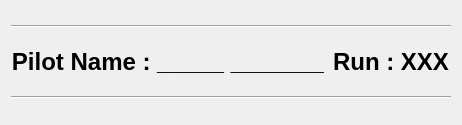
jomarin38/F3FChrono, file F3FChrono/uichronotest/WTop.ui: the form before one commit.
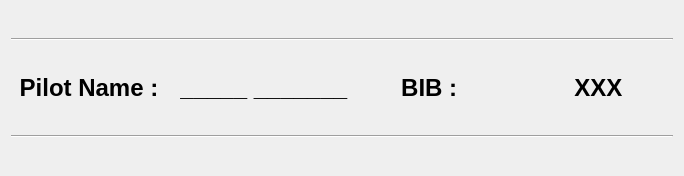
The form after the commit.

Commit message: Now able to load data in pilot widget

Diff of the .ui file:
```diff
--- a/F3FChrono/uichronotest/WTop.ui
+++ b/F3FChrono/uichronotest/WTop.ui
@@ -6,8 +6,8 @@
    <rect>
     <x>0</x>
     <y>0</y>
-    <width>462</width>
-    <height>125</height>
+    <width>684</width>
+    <height>176</height>
    </rect>
   </property>
   <property name="sizePolicy">
@@ -19,68 +19,118 @@
   <property name="windowTitle">
    <string>Form</string>
   </property>
-  <layout class="QGridLayout" name="gridLayout">
-   <item row="1" column="1">
-    <widget class="QLabel" name="RaceInfo">
-     <property name="sizePolicy">
-      <sizepolicy hsizetype="Preferred" vsizetype="Fixed">
-       <horstretch>0</horstretch>
-       <verstretch>0</verstretch>
-      </sizepolicy>
-     </property>
-     <property name="font">
-      <font>
-       <pointsize>18</pointsize>
-       <weight>75</weight>
-       <bold>true</bold>
-      </font>
-     </property>
-     <property name="text">
-      <string>Run : XXX</string>
-     </property>
-     <property name="alignment">
-      <set>Qt::AlignCenter</set>
-     </property>
-    </widget>
-   </item>
-   <item row="1" column="0">
-    <widget class="QLabel" name="PilotName">
-     <property name="sizePolicy">
-      <sizepolicy hsizetype="Preferred" vsizetype="Fixed">
-       <horstretch>0</horstretch>
-       <verstretch>0</verstretch>
-      </sizepolicy>
-     </property>
-     <property name="font">
-      <font>
-       <pointsize>18</pointsize>
-       <weight>75</weight>
-       <bold>true</bold>
-      </font>
-     </property>
-     <property name="text">
-      <string>Pilot Name : _____ _______</string>
-     </property>
-     <property name="alignment">
-      <set>Qt::AlignCenter</set>
-     </property>
-    </widget>
-   </item>
-   <item row="2" column="0" colspan="2">
-    <widget class="Line" name="line_2">
-     <property name="sizePolicy">
-      <sizepolicy hsizetype="Minimum" vsizetype="Fixed">
-       <horstretch>0</horstretch>
-       <verstretch>0</verstretch>
-      </sizepolicy>
-     </property>
+  <layout class="QVBoxLayout" name="verticalLayout">
+   <item>
+    <widget class="Line" name="line">
      <property name="orientation">
       <enum>Qt::Horizontal</enum>
      </property>
     </widget>
    </item>
-   <item row="0" column="0" colspan="2">
-    <widget class="Line" name="line">
+   <item>
+    <layout class="QHBoxLayout" name="horizontalLayout">
+     <item>
+      <widget class="QLabel" name="pilotNameLabel">
+       <property name="sizePolicy">
+        <sizepolicy hsizetype="Preferred" vsizetype="Fixed">
+         <horstretch>0</horstretch>
+         <verstretch>0</verstretch>
+        </sizepolicy>
+       </property>
+       <property name="font">
+        <font>
+         <pointsize>18</pointsize>
+         <weight>75</weight>
+         <bold>true</bold>
+        </font>
+       </property>
+       <property name="text">
+        <string>Pilot Name :</string>
+       </property>
+       <property name="alignment">
+        <set>Qt::AlignCenter</set>
+       </property>
+      </widget>
+     </item>
+     <item>
+      <widget class="QLabel" name="pilotName">
+       <property name="sizePolicy">
+        <sizepolicy hsizetype="Preferred" vsizetype="Fixed">
+         <horstretch>0</horstretch>
+         <verstretch>0</verstretch>
+        </sizepolicy>
+       </property>
+       <property name="font">
+        <font>
+         <pointsize>18</pointsize>
+         <weight>75</weight>
+         <bold>true</bold>
+        </font>
+       </property>
+       <property name="text">
+        <string> _____ _______</string>
+       </property>
+       <property name="alignment">
+        <set>Qt::AlignCenter</set>
+       </property>
+      </widget>
+     </item>
+     <item>
+      <widget class="QLabel" name="bibLabel">
+       <property name="sizePolicy">
+        <sizepolicy hsizetype="Preferred" vsizetype="Fixed">
+         <horstretch>0</horstretch>
+         <verstretch>0</verstretch>
+        </sizepolicy>
+       </property>
+       <property name="font">
+        <font>
+         <pointsize>18</pointsize>
+         <weight>75</weight>
+         <bold>true</bold>
+        </font>
+       </property>
+       <property name="text">
+        <string>BIB : </string>
+       </property>
+       <property name="alignment">
+        <set>Qt::AlignCenter</set>
+       </property>
+      </widget>
+     </item>
+     <item>
+      <widget class="QLabel" name="bib">
+       <property name="sizePolicy">
+        <sizepolicy hsizetype="Preferred" vsizetype="Fixed">
+         <horstretch>0</horstretch>
+         <verstretch>0</verstretch>
+        </sizepolicy>
+       </property>
+       <property name="font">
+        <font>
+         <pointsize>18</pointsize>
+         <weight>75</weight>
+         <bold>true</bold>
+        </font>
+       </property>
+       <property name="text">
+        <string> XXX</string>
+       </property>
+       <property name="alignment">
+        <set>Qt::AlignCenter</set>
+       </property>
+      </widget>
+     </item>
+    </layout>
+   </item>
+   <item>
+    <widget class="Line" name="line_2">
+     <property name="sizePolicy">
+      <sizepolicy hsizetype="Minimum" vsizetype="Fixed">
+       <horstretch>0</horstretch>
+       <verstretch>0</verstretch>
+      </sizepolicy>
+     </property>
      <property name="orientation">
       <enum>Qt::Horizontal</enum>
      </property>
```
The commit also changes 6 other files.
